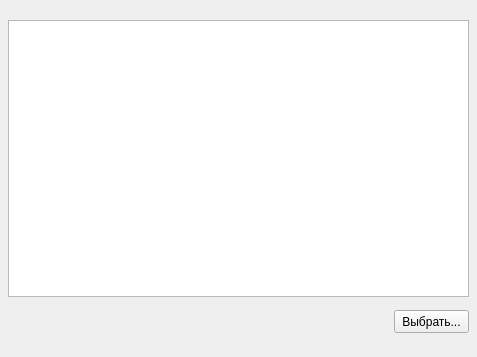
Above: frmselect.ui from sergey4475/profi before the change. Below: the same form after it.
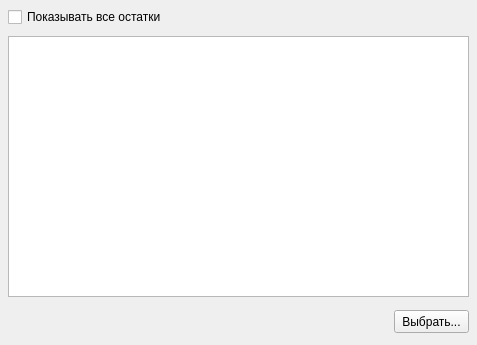
That is the form after the change.

Patch:
```diff
--- a/frmselect.ui
+++ b/frmselect.ui
@@ -7,7 +7,7 @@
     <x>0</x>
     <y>0</y>
     <width>477</width>
-    <height>357</height>
+    <height>345</height>
    </rect>
   </property>
   <property name="windowTitle">
@@ -17,9 +17,9 @@
    <property name="geometry">
     <rect>
      <x>8</x>
-     <y>20</y>
+     <y>36</y>
      <width>461</width>
-     <height>277</height>
+     <height>261</height>
     </rect>
    </property>
    <property name="editTriggers">
@@ -42,6 +42,19 @@
     <string>Выбрать...</string>
    </property>
   </widget>
+  <widget class="QCheckBox" name="all_ostatki">
+   <property name="geometry">
+    <rect>
+     <x>8</x>
+     <y>8</y>
+     <width>153</width>
+     <height>18</height>
+    </rect>
+   </property>
+   <property name="text">
+    <string>Показывать все остатки</string>
+   </property>
+  </widget>
  </widget>
  <resources/>
  <connections/>
```
